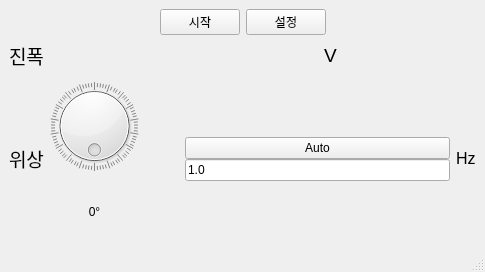
This is main_window.ui in gkdisdhfl1/PowerSimulator as Qt 5 draws it before an edit. The edited form follows.
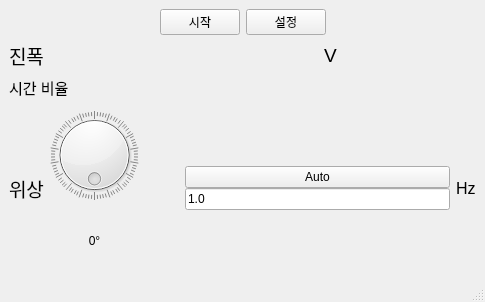
This is the edited form. Custom widgets are drawn as their Qt base class.

Commit message:
Feat(ui) MainWindow에 timeScaleWidget 추가
시간 비율을 조절하는 value_control_widget을 사용한 timeScaleWidget을 MainWindow에 추가함

```diff
--- a/main_window.ui
+++ b/main_window.ui
@@ -7,7 +7,7 @@
     <x>0</x>
     <y>0</y>
     <width>485</width>
-    <height>272</height>
+    <height>302</height>
    </rect>
   </property>
   <property name="windowTitle">
@@ -106,6 +106,25 @@
       </item>
      </layout>
     </item>
+    <item>
+     <layout class="QHBoxLayout" name="horizontalLayout_4">
+      <item>
+       <widget class="QLabel" name="label_5">
+        <property name="font">
+         <font>
+          <pointsize>11</pointsize>
+         </font>
+        </property>
+        <property name="text">
+         <string>시간 비율</string>
+        </property>
+       </widget>
+      </item>
+      <item>
+       <widget class="ValueControlWidget" name="timeScaleWidget" native="true"/>
+      </item>
+     </layout>
+    </item>
     <item>
      <layout class="QHBoxLayout" name="horizontalLayout_3" stretch="0,1,0,3,0">
       <item>
```
Left out of the diff: 2 changed lines with no effect on the pictures. The commit also changes 1 other file.
